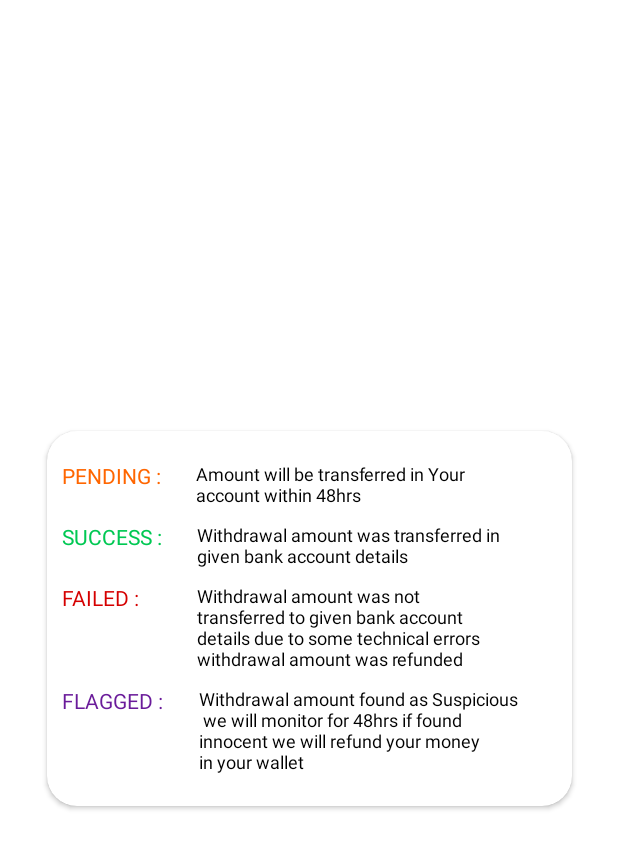
After one commit to gauravmandall/GameStockz, an Android app: the layout dialog_withdraw_requests.xml on its own in the app's theme, with its tools: preview values and no code run, on a phone screen of 412 x 824 dp. The commit adds this screen. Shown: the top 849 px of the screen. Run offline under Robolectric (Android 15) with nearby library versions, the phone set to English and light mode, and no system bars; Roboto replaces fonts that are not available here.

Commit message:
initial commit

```diff
--- a/app/src/main/java/com/gamestockz/Activities/WithdrawActivity.java
+++ b/app/src/main/java/com/gamestockz/Activities/WithdrawActivity.java
@@ -38,6 +38,8 @@ import java.util.Locale;
 import java.util.Map;
 
 public class WithdrawActivity extends AppCompatActivity {
+
+    WithdrawRequestsFragment fragment;
 
     ActivityWithdrawBinding binding;
     ProgressDialog progressDialog;
--- a/app/src/main/java/com/gamestockz/data/modals/UserWithdrawRequests.java
+++ b/app/src/main/java/com/gamestockz/data/modals/UserWithdrawRequests.java
@@ -1,4 +1,6 @@
 package com.gamestockz.data.modals;
+
+import android.widget.ImageView;
 
 public class UserWithdrawRequests {
     String Amount, Date, Status;
--- /dev/null
+++ b/app/src/main/res/drawable/ic_info.xml
@@ -0,0 +1,5 @@
+<vector android:autoMirrored="true" android:height="24dp"
+    android:tint="?attr/colorControlNormal" android:viewportHeight="24"
+    android:viewportWidth="24" android:width="24dp" xmlns:android="http://schemas.android.com/apk/res/android">
+    <path android:fillColor="@android:color/white" android:pathData="M11,7h2v2h-2zM11,11h2v6h-2zM12,2C6.48,2 2,6.48 2,12s4.48,10 10,10 10,-4.48 10,-10S17.52,2 12,2zM12,20c-4.41,0 -8,-3.59 -8,-8s3.59,-8 8,-8 8,3.59 8,8 -3.59,8 -8,8z"/>
+</vector>
--- /dev/null
+++ b/app/src/main/res/layout/dialog_withdraw_requests.xml
@@ -0,0 +1,159 @@
+<?xml version="1.0" encoding="utf-8"?>
+<androidx.constraintlayout.widget.ConstraintLayout xmlns:android="http://schemas.android.com/apk/res/android"
+    xmlns:app="http://schemas.android.com/apk/res-auto"
+    android:layout_width="match_parent"
+    android:layout_height="match_parent">
+
+
+    <androidx.cardview.widget.CardView
+        android:layout_width="350dp"
+        android:layout_height="250dp"
+        app:cardCornerRadius="20dp"
+        android:elevation="5dp"
+        android:backgroundTint="@null"
+        app:layout_constraintBottom_toBottomOf="parent"
+        app:layout_constraintEnd_toEndOf="parent"
+        app:layout_constraintStart_toStartOf="parent"
+        app:layout_constraintTop_toTopOf="parent">
+
+        <androidx.constraintlayout.widget.ConstraintLayout
+            android:layout_width="match_parent"
+            android:layout_height="match_parent"
+            app:layout_constraintBottom_toBottomOf="parent"
+            app:layout_constraintEnd_toEndOf="parent"
+            app:layout_constraintStart_toStartOf="parent"
+            app:layout_constraintTop_toTopOf="parent" >
+
+            <!-- For pending Description row-->
+            <TextView
+                android:id="@+id/pending"
+                android:layout_width="wrap_content"
+                android:layout_height="wrap_content"
+                android:text="Pending : "
+                android:layout_marginStart="10dp"
+                android:textAllCaps="true"
+                android:textColor="#ff6600"
+                app:layout_constraintBottom_toBottomOf="parent"
+                app:layout_constraintEnd_toEndOf="parent"
+                android:layout_marginTop="20dp"
+                app:layout_constraintHorizontal_bias="0"
+                app:layout_constraintStart_toStartOf="parent"
+                app:layout_constraintTop_toTopOf="parent"
+                app:layout_constraintVertical_bias="0" />
+            <TextView
+                android:id="@+id/pendingDescription"
+                android:layout_width="wrap_content"
+                android:layout_height="wrap_content"
+                android:layout_marginStart="20dp"
+                android:layout_marginEnd="20dp"
+                android:text="Amount will be transferred in Your \naccount within 48hrs"
+                android:textColor="@color/black"
+                android:textSize="12sp"
+                app:layout_constraintBottom_toBottomOf="@+id/pending"
+                app:layout_constraintEnd_toEndOf="parent"
+                app:layout_constraintHorizontal_bias="0"
+                app:layout_constraintStart_toEndOf="@+id/pending"
+                app:layout_constraintTop_toTopOf="@+id/pending"
+                app:layout_constraintVertical_bias="0" />
+
+            <!-- For Success Description row-->
+            <TextView
+                android:id="@+id/success"
+                android:layout_width="wrap_content"
+                android:layout_height="wrap_content"
+                android:layout_marginStart="10dp"
+                android:layout_marginTop="10dp"
+                android:text="Success : "
+                android:textAllCaps="true"
+                android:textColor="@color/green_A700"
+                app:layout_constraintBottom_toBottomOf="parent"
+                app:layout_constraintEnd_toEndOf="parent"
+                app:layout_constraintHorizontal_bias="0"
+                app:layout_constraintStart_toStartOf="parent"
+                app:layout_constraintTop_toBottomOf="@+id/pendingDescription"
+                app:layout_constraintVertical_bias="0" />
+            <TextView
+                android:id="@+id/successDescription"
+                android:layout_width="wrap_content"
+                android:layout_height="wrap_content"
+                android:layout_marginStart="20dp"
+                android:text="Withdrawal amount was transferred in \ngiven bank account details "
+                android:textColor="@color/black"
+                android:textSize="12sp"
+                app:layout_constraintBottom_toBottomOf="@+id/success"
+                app:layout_constraintEnd_toEndOf="parent"
+                app:layout_constraintHorizontal_bias="0"
+                app:layout_constraintStart_toEndOf="@+id/success"
+                app:layout_constraintTop_toTopOf="@+id/success"
+                app:layout_constraintVertical_bias="0" />
+
+            <!-- For Failed Description row-->
+            <TextView
+                android:id="@+id/failed"
+                android:layout_width="wrap_content"
+                android:layout_height="wrap_content"
+                android:layout_marginStart="10dp"
+                android:layout_marginTop="10dp"
+                android:text="Failed : "
+                android:textAllCaps="true"
+                android:textColor="@color/red_a700"
+                app:layout_constraintBottom_toBottomOf="parent"
+                app:layout_constraintEnd_toEndOf="parent"
+                app:layout_constraintHorizontal_bias="0"
+                app:layout_constraintStart_toStartOf="parent"
+                app:layout_constraintTop_toBottomOf="@+id/successDescription"
+                app:layout_constraintVertical_bias="0" />
+            <TextView
+                android:id="@+id/failedDescription"
+                android:layout_width="wrap_content"
+                android:layout_height="wrap_content"
+                android:layout_marginEnd="20dp"
+                android:text="Withdrawal amount was not \ntransferred to given bank account \ndetails due to some technical errors \nwithdrawal amount was refunded"
+                android:textColor="@color/black"
+                android:textSize="12sp"
+                app:layout_constraintBottom_toBottomOf="@+id/failed"
+                app:layout_constraintEnd_toEndOf="parent"
+                app:layout_constraintHorizontal_bias="0"
+                app:layout_constraintStart_toStartOf="@+id/successDescription"
+                app:layout_constraintTop_toTopOf="@+id/failed"
+                app:layout_constraintVertical_bias="0" />
+
+            <!-- For Flagged Description row-->
+            <TextView
+                android:id="@+id/flagged"
+                android:layout_width="wrap_content"
+                android:layout_height="wrap_content"
+                android:layout_marginStart="10dp"
+                android:layout_marginTop="10dp"
+                android:text="Flagged : "
+                android:textAllCaps="true"
+                android:textColor="@color/purple800"
+                app:layout_constraintBottom_toBottomOf="parent"
+                app:layout_constraintEnd_toEndOf="parent"
+                app:layout_constraintHorizontal_bias="0"
+                app:layout_constraintStart_toStartOf="parent"
+                app:layout_constraintTop_toBottomOf="@+id/failedDescription"
+                app:layout_constraintVertical_bias="0" />
+            <TextView
+                android:id="@+id/flaggedDescription"
+                android:layout_width="wrap_content"
+                android:layout_height="wrap_content"
+                android:layout_marginStart="20dp"
+                android:text="Withdrawal amount found as Suspicious \n we will monitor for 48hrs if found \ninnocent we will refund your money \nin your wallet"
+                android:textSize="12sp"
+                android:textColor="@color/black"
+                app:layout_constraintBottom_toBottomOf="@+id/flagged"
+                app:layout_constraintEnd_toEndOf="parent"
+                app:layout_constraintHorizontal_bias="0"
+                app:layout_constraintStart_toEndOf="@+id/flagged"
+                app:layout_constraintTop_toTopOf="@+id/flagged"
+                app:layout_constraintVertical_bias="0" />
+
+        </androidx.constraintlayout.widget.ConstraintLayout>
+
+    </androidx.cardview.widget.CardView>
+
+
+
+
+</androidx.constraintlayout.widget.ConstraintLayout>
--- a/build.gradle
+++ b/build.gradle
@@ -9,6 +9,8 @@ buildscript {
     dependencies {
         classpath 'com.android.tools.build:gradle:7.0.2'
         classpath 'com.google.gms:google-services:4.3.10'
+        classpath 'com.google.firebase:firebase-crashlytics-gradle:2.7.1'
+        classpath 'com.google.firebase:perf-plugin:1.4.0'
 
 
         // NOTE: Do not place your application dependencies here; they belong
```
Also changed, not shown: app/build.gradle (+7 -0 lines), app/src/main/java/com/gamestockz/Adapters/WithdrawAdapter.java (+16 -3 lines), app/src/main/java/com/gamestockz/Fragments/WithdrawRequestsFragment.java (+27 -2 lines), app/src/main/res/layout/fragment_withdraw_requests.xml (+24 -5 lines), app/src/main/res/layout/item.xml (+102 -67 lines).
